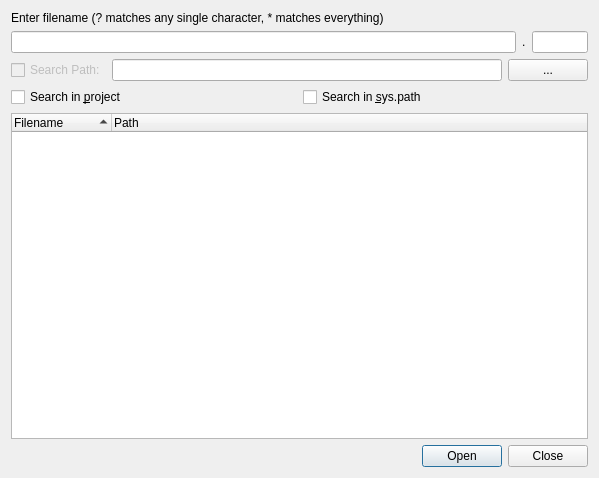
This is UI/FindFileNameDialog.ui in testmana2/test as Qt 5 draws it before an edit. The edited form follows.
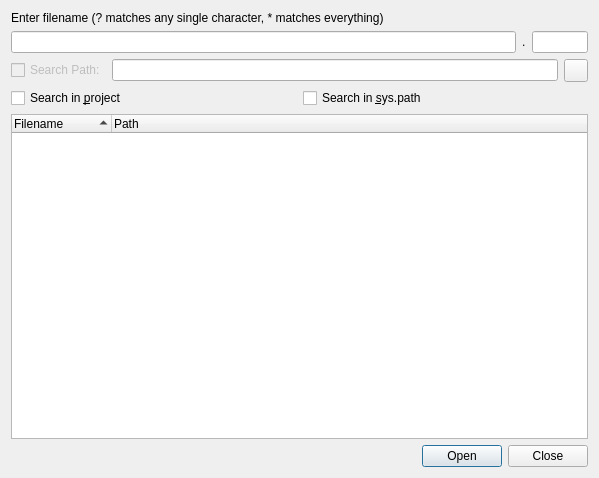
This is the edited form.

Commit message: Changed all the file or directory selection buttons to QToolButton and gave them an icon.

```diff
--- a/UI/FindFileNameDialog.ui
+++ b/UI/FindFileNameDialog.ui
@@ -80,13 +80,10 @@
       </widget>
      </item>
      <item>
-      <widget class="QPushButton" name="searchDirButton" >
-       <property name="toolTip" >
+      <widget class="QToolButton" name="searchDirButton">
+       <property name="toolTip">
         <string>Press to select the directory, the file should be searched in</string>
        </property>
-       <property name="text" >
-        <string>...</string>
-       </property>
       </widget>
      </item>
     </layout>
```
Left out of the diff: 89 changed lines with no effect on the pictures. The commit also changes 127 other files.
